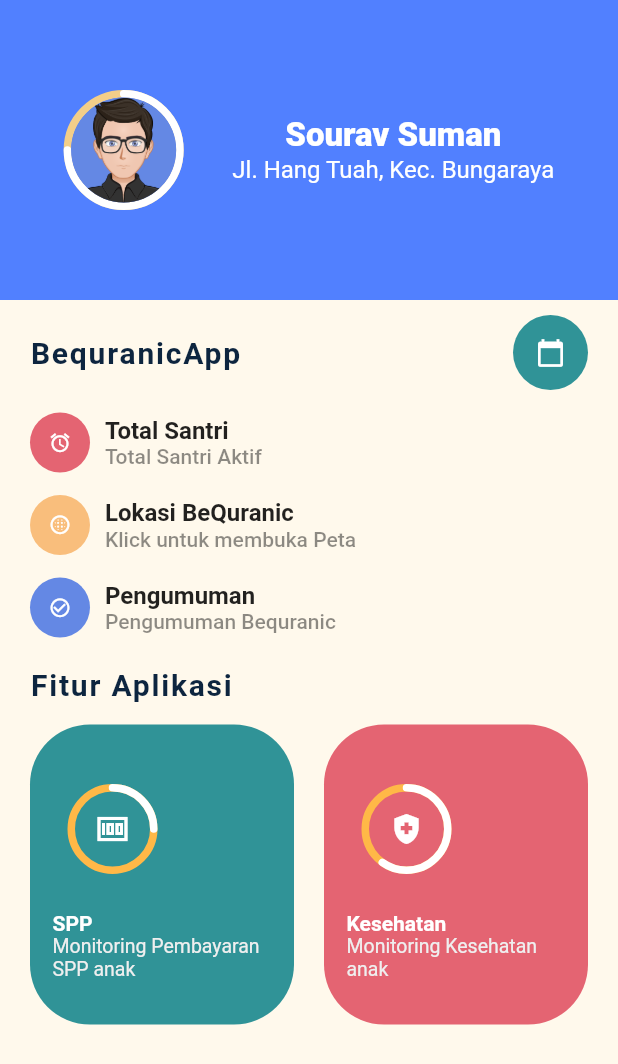
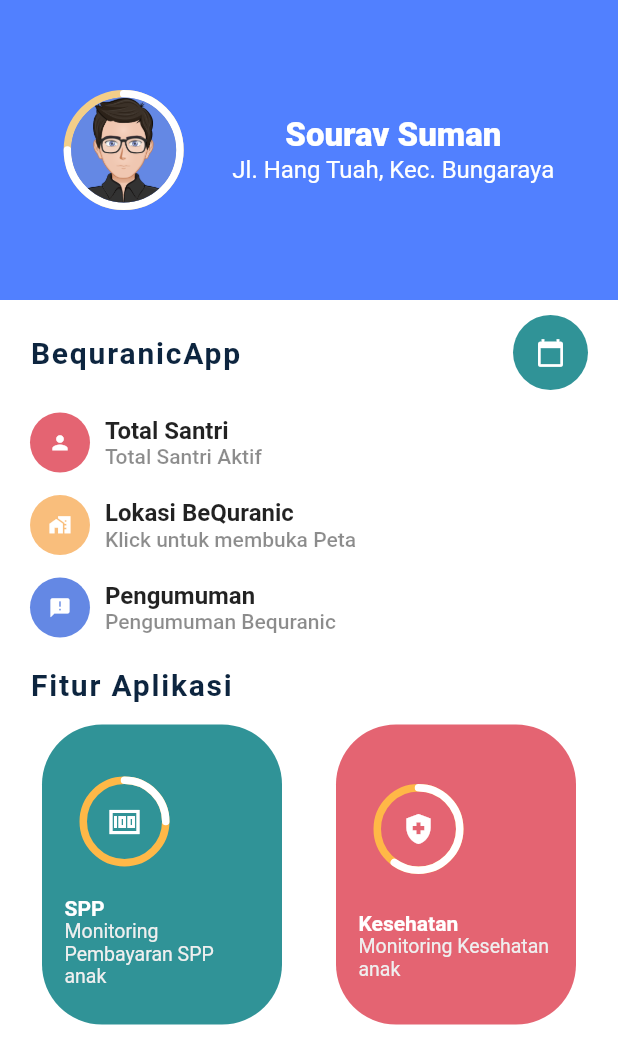
Before and after one commit to pendecarcoding/SPP-MOBILE, a Flutter app: the screen it shows after launch, after a tap on "Login", on a phone screen of 412 x 824 dp. Shown: the top 1064 px of the screen. Run offline on Flutter 3.47's test engine with Material 2 defaults, Android fonts, the light colour scheme and no system bars; drawn by our look-alikes of percent_indicator.

Commit message:
modified:   lib/main.dart 	modified:   lib/screen/home/home.dart 	new file:   lib/screen/monitoring/health.dart 	new file:   lib/screen/monitoring/spp.dart

```diff
--- a/lib/main.dart
+++ b/lib/main.dart
@@ -2,6 +2,8 @@
 import 'package:flutter/services.dart';
 import 'package:spp/screen/home/home.dart';
 import 'package:spp/screen/login/login.dart';
+import 'package:spp/screen/monitoring/health.dart';
+import 'package:spp/screen/monitoring/spp.dart';
 import 'package:spp/theme/colors/light_colors.dart';
 
 void main() {
@@ -34,6 +36,11 @@
         ),
         debugShowCheckedModeBanner: false,
         initialRoute: '/',
-        routes: {'/': (context) => login(), 'home': (context) => home()});
+        routes: {
+          '/': (context) => login(),
+          'home': (context) => home(),
+          'monitoringspp': (context) => spp(),
+          'monitoringhealth': (context) => health()
+        });
   }
 }
--- a/lib/screen/home/home.dart
+++ b/lib/screen/home/home.dart
@@ -35,7 +35,7 @@ class home extends StatelessWidget {
   Widget build(BuildContext context) {
     double width = MediaQuery.of(context).size.width;
     return Scaffold(
-      backgroundColor: LightColors.kLightYellow,
+      backgroundColor: Colors.white,
       body: SafeArea(
         child: Column(
           children: <Widget>[
@@ -124,7 +124,7 @@ class home extends StatelessWidget {
                           ),
                           SizedBox(height: 15.0),
                           TaskColumn(
-                            icon: Icons.alarm,
+                            icon: Icons.person,
                             iconBackgroundColor: LightColors.kRed,
                             title: 'Total Santri',
                             subtitle: 'Total Santri Aktif',
@@ -133,14 +133,14 @@ class home extends StatelessWidget {
                             height: 15.0,
                           ),
                           TaskColumn(
-                            icon: Icons.blur_circular,
+                            icon: Icons.maps_home_work_sharp,
                             iconBackgroundColor: LightColors.kDarkYellow,
                             title: 'Lokasi BeQuranic',
                             subtitle: 'Klick untuk membuka Peta',
                           ),
                           SizedBox(height: 15.0),
                           TaskColumn(
-                            icon: Icons.check_circle_outline,
+                            icon: Icons.announcement,
                             iconBackgroundColor: LightColors.kBlue,
                             title: 'Pengumuman',
                             subtitle: 'Pengumuman Bequranic',
@@ -158,22 +158,34 @@ class home extends StatelessWidget {
                           subheading('Fitur Aplikasi'),
                           SizedBox(height: 5.0),
                           Row(
+                            mainAxisAlignment: MainAxisAlignment.spaceEvenly,
                             children: <Widget>[
-                              ActiveProjectsCard(
+                              GestureDetector(
+                                  onTap: () => Navigator.pushNamed(
+                                      context, 'monitoringspp'),
+                                  child: Container(
+                                      width: 160,
+                                      child: ActiveProjectsCard(
                                         cardColor: LightColors.kGreen,
                                         loadingPercent: 0.25,
                                         title: 'SPP',
-                                subtitle: 'Monitoring Pembayaran SPP anak',
+                                        subtitle:
+                                            'Monitoring Pembayaran SPP anak',
                                         icon: Icons.money_sharp,
-                              ),
+                                      ))),
                               SizedBox(width: 20.0),
-                              ActiveProjectsCard(
+                              GestureDetector(
+                                  onTap: () => Navigator.pushNamed(
+                                      context, 'monitoringhealth'),
+                                  child: Container(
+                                      width: 160,
+                                      child: ActiveProjectsCard(
                                         cardColor: LightColors.kRed,
                                         loadingPercent: 0.6,
                                         title: 'Kesehatan',
                                         subtitle: 'Monitoring Kesehatan anak',
                                         icon: Icons.health_and_safety,
-                              ),
+                                      )))
                             ],
                           ),
                         ],
```
Also changed, not shown: lib/screen/monitoring/health.dart (added, +23 -0 lines), lib/screen/monitoring/spp.dart (added, +23 -0 lines). Lines whose indentation alone changed are shown as unchanged.
